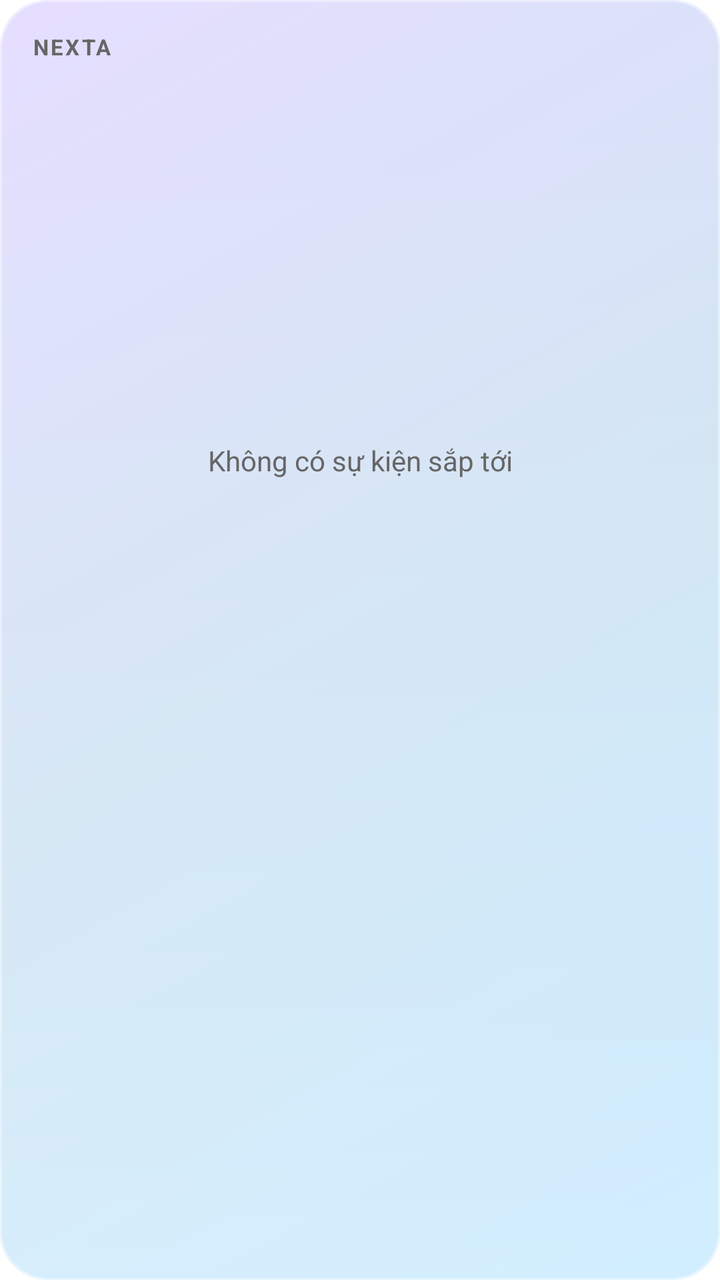
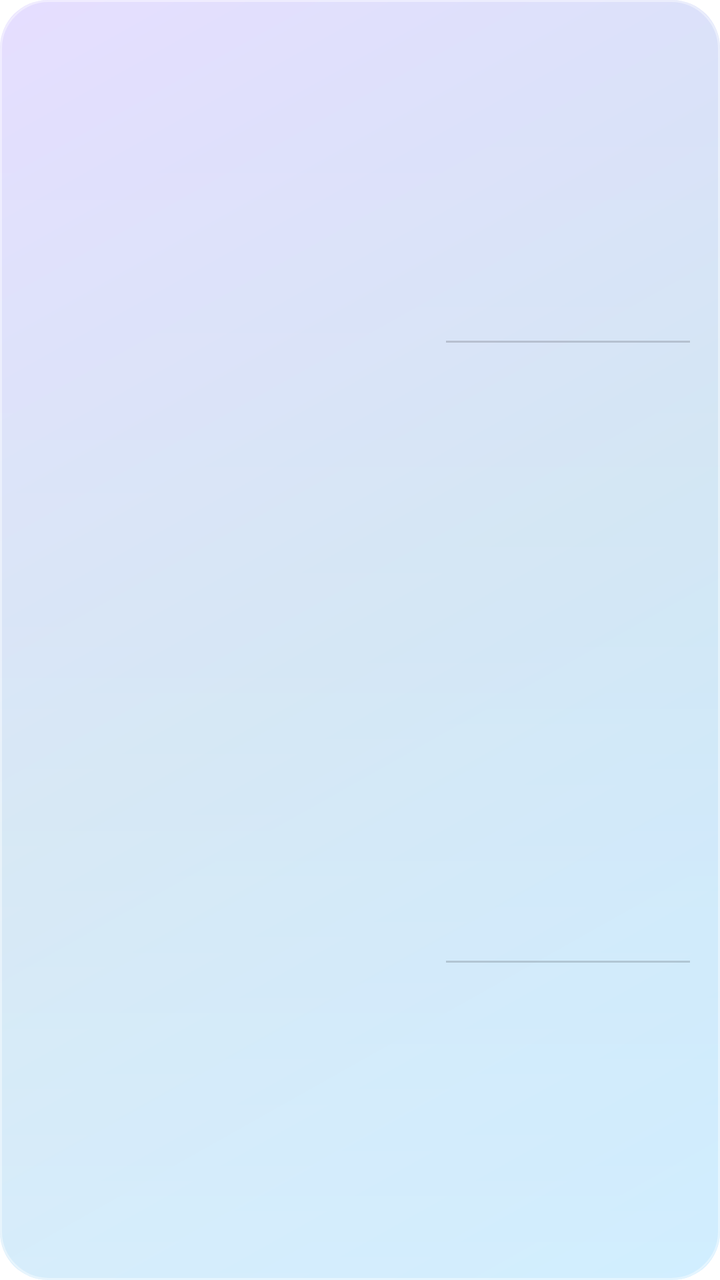

Before-and-after screenshots of an Android layout around one commit, followed by the original layout XML and the change that was made.
<!-- AndroidManifest.xml: fallback theme Theme.MaterialComponents.DayNight.NoActionBar -->
<!-- res/layout/nexta_widget.xml -->
<?xml version="1.0" encoding="utf-8"?>
<LinearLayout xmlns:android="http://schemas.android.com/apk/res/android"
    android:layout_width="match_parent"
    android:layout_height="match_parent"
    android:orientation="vertical"
    android:padding="16dp"
    android:background="@drawable/nexta_widget_background">

    <TextView
        android:id="@+id/widget_header"
        android:layout_width="match_parent"
        android:layout_height="wrap_content"
        android:text="NEXTA"
        android:textSize="11sp"
        android:textStyle="bold"
        android:letterSpacing="0.10"
        android:textColor="#666666" />

    <TextView
        android:id="@+id/widget_empty"
        android:layout_width="match_parent"
        android:layout_height="0dp"
        android:layout_weight="1"
        android:gravity="center"
        android:text="Không có sự kiện sắp tới"
        android:textSize="14sp"
        android:textColor="#666666" />

    <LinearLayout
        android:id="@+id/widget_event_1"
        android:layout_width="match_parent"
        android:layout_height="wrap_content"
        android:orientation="vertical"
        android:paddingTop="8dp"
        android:paddingBottom="8dp">

        <TextView
            android:id="@+id/widget_event_1_title"
            android:layout_width="match_parent"
            android:layout_height="wrap_content"
            android:maxLines="1"
            android:ellipsize="end"
            android:textSize="19sp"
            android:textStyle="bold"
            android:textColor="#202124" />

        <TextView
            android:id="@+id/widget_event_1_time"
            android:layout_width="match_parent"
            android:layout_height="wrap_content"
            android:layout_marginTop="4dp"
            android:textSize="14sp"
            android:textStyle="bold"
            android:textColor="#303030" />

        <TextView
            android:id="@+id/widget_event_1_countdown"
            android:layout_width="match_parent"
            android:layout_height="wrap_content"
            android:layout_marginTop="3dp"
            android:textSize="13sp"
            android:textStyle="bold"
            android:textColor="#444444" />

        <TextView
            android:id="@+id/widget_event_1_meta"
            android:layout_width="match_parent"
            android:layout_height="wrap_content"
            android:layout_marginTop="3dp"
            android:maxLines="1"
            android:ellipsize="end"
            android:textSize="12sp"
            android:textColor="#666666" />
    </LinearLayout>

    <LinearLayout
        android:id="@+id/widget_event_2"
        android:layout_width="match_parent"
        android:layout_height="wrap_content"
        android:orientation="vertical"
        android:paddingTop="7dp"
        android:paddingBottom="4dp">

        <TextView
            android:id="@+id/widget_event_2_title"
            android:layout_width="match_parent"
            android:layout_height="wrap_content"
            android:maxLines="1"
            android:ellipsize="end"
            android:textSize="17sp"
            android:textStyle="bold"
            android:textColor="#202124" />

        <TextView
            android:id="@+id/widget_event_2_time"
            android:layout_width="match_parent"
            android:layout_height="wrap_content"
            android:layout_marginTop="3dp"
            android:textSize="13sp"
            android:textStyle="bold"
            android:textColor="#303030" />

        <TextView
            android:id="@+id/widget_event_2_countdown"
            android:layout_width="match_parent"
            android:layout_height="wrap_content"
            android:layout_marginTop="2dp"
            android:textSize="12sp"
            android:textStyle="bold"
            android:textColor="#444444" />

        <TextView
            android:id="@+id/widget_event_2_meta"
            android:layout_width="match_parent"
            android:layout_height="wrap_content"
            android:layout_marginTop="2dp"
            android:maxLines="1"
            android:ellipsize="end"
            android:textSize="11sp"
            android:textColor="#666666" />
    </LinearLayout>
</LinearLayout>
<!-- resources referenced by this layout -->
<resources>
  <!-- drawable nexta_widget_background (drawable) -->
  <?xml version="1.0" encoding="utf-8"?>
  <layer-list xmlns:android="http://schemas.android.com/apk/res/android">
      <item>
          <shape>
              <corners android:radius="24dp" />
              <gradient
                  android:angle="135"
                  android:startColor="@android:color/system_accent1_100"
                  android:centerColor="@android:color/system_accent2_100"
                  android:endColor="@android:color/system_accent3_100" />
          </shape>
      </item>
  
      <item>
          <shape>
              <corners android:radius="24dp" />
              <gradient
                  android:angle="90"
                  android:startColor="#42FFFFFF"
                  android:centerColor="#18FFFFFF"
                  android:endColor="#00FFFFFF" />
          </shape>
      </item>
  
      <item>
          <shape>
              <corners android:radius="24dp" />
              <stroke
                  android:width="1dp"
                  android:color="#66FFFFFF" />
          </shape>
      </item>
  </layer-list>
</resources>

<!-- the commit's change to res/layout/nexta_widget.xml (unified diff, before → after) -->
@@ -3,120 +3,224 @@
     android:layout_width="match_parent"
     android:layout_height="match_parent"
     android:orientation="vertical"
-    android:padding="16dp"
+    android:padding="10dp"
     android:background="@drawable/nexta_widget_background">
 
-    <TextView
-        android:id="@+id/widget_header"
+    <LinearLayout
+        android:id="@+id/widget_event_1"
         android:layout_width="match_parent"
-        android:layout_height="wrap_content"
-        android:text="NEXTA"
-        android:textSize="11sp"
-        android:textStyle="bold"
-        android:letterSpacing="0.10"
-        android:textColor="#666666" />
+        android:layout_height="0dp"
+        android:layout_weight="1"
+        android:orientation="horizontal"
+        android:padding="5dp">
+
+        <LinearLayout
+            android:layout_width="0dp"
+            android:layout_height="match_parent"
+            android:layout_weight="1"
+            android:orientation="vertical"
+            android:gravity="center_vertical">
+
+            <TextView
+                android:id="@+id/widget_title_1"
+                android:layout_width="match_parent"
+                android:layout_height="wrap_content"
+                android:maxLines="2"
+                android:ellipsize="end"
+                android:textColor="#202124"
+                android:textSize="19sp"
+                android:textStyle="bold" />
+
+            <TextView
+                android:id="@+id/widget_location_1"
+                android:layout_width="match_parent"
+                android:layout_height="wrap_content"
+                android:maxLines="1"
+                android:ellipsize="end"
+                android:textColor="#666666"
+                android:textSize="14sp" />
+
+            <TextView
+                android:id="@+id/widget_note_1"
+                android:layout_width="match_parent"
+                android:layout_height="wrap_content"
+                android:maxLines="1"
+                android:ellipsize="end"
+                android:textColor="#555555"
+                android:textSize="14sp"
+                android:textStyle="bold" />
+        </LinearLayout>
+
+        <LinearLayout
+            android:layout_width="122dp"
+            android:layout_height="match_parent"
+            android:layout_marginStart="6dp"
+            android:orientation="vertical"
+            android:gravity="center"
+            android:padding="0dp">
+
+            <LinearLayout
+                android:layout_width="match_parent"
+                android:layout_height="wrap_content"
+                android:orientation="horizontal">
+
+                <TextView
+                    android:id="@+id/widget_start_time_1"
+                    android:layout_width="0dp"
+                    android:layout_height="wrap_content"
+                    android:layout_weight="1"
+                    android:gravity="start"
+                    android:maxLines="1"
+                    android:textColor="#F44336"
+                    android:textSize="20sp"
+                    android:textStyle="bold" />
+
+                <TextView
+                    android:id="@+id/widget_end_time_1"
+                    android:layout_width="0dp"
+                    android:layout_height="wrap_content"
+                    android:layout_weight="1"
+                    android:gravity="end"
+                    android:maxLines="1"
+                    android:textColor="#F44336"
+                    android:textSize="20sp"
+                    android:textStyle="bold" />
+            </LinearLayout>
+
+            <ProgressBar
+                android:id="@+id/widget_progress_1"
+                style="?android:attr/progressBarStyleHorizontal"
+                android:layout_width="match_parent"
+                android:layout_height="1dp"
+                android:layout_marginTop="4dp"
+                android:max="100"
+                android:progress="0"
+                android:indeterminate="false" />
+
+            <TextView
+                android:id="@+id/widget_countdown_1"
+                android:layout_width="match_parent"
+                android:layout_height="wrap_content"
+                android:gravity="center"
+                android:maxLines="2"
+                android:ellipsize="end"
+                android:textColor="#303030"
+                android:textSize="14sp"
+                android:textStyle="bold" />
+        </LinearLayout>
+    </LinearLayout>
+
+    <LinearLayout
+        android:id="@+id/widget_event_2"
+        android:layout_width="match_parent"
+        android:layout_height="0dp"
+        android:layout_weight="1"
+        android:orientation="horizontal"
+        android:padding="5dp">
+
+        <LinearLayout
+            android:layout_width="0dp"
+            android:layout_height="match_parent"
+            android:layout_weight="1"
+            android:orientation="vertical"
+            android:gravity="center_vertical">
+
+            <TextView
+                android:id="@+id/widget_title_2"
+                android:layout_width="match_parent"
+                android:layout_height="wrap_content"
+                android:maxLines="2"
+                android:ellipsize="end"
+                android:textColor="#202124"
+                android:textSize="19sp"
+                android:textStyle="bold" />
+
+            <TextView
+                android:id="@+id/widget_location_2"
+                android:layout_width="match_parent"
+                android:layout_height="wrap_content"
+                android:maxLines="1"
+                android:ellipsize="end"
+                android:textColor="#666666"
+                android:textSize="14sp" />
+
+            <TextView
+                android:id="@+id/widget_note_2"
+                android:layout_width="match_parent"
+                android:layout_height="wrap_content"
+                android:maxLines="1"
+                android:ellipsize="end"
+                android:textColor="#555555"
+                android:textSize="14sp"
+                android:textStyle="bold" />
+        </LinearLayout>
+
+        <LinearLayout
+            android:layout_width="122dp"
+            android:layout_height="match_parent"
+            android:layout_marginStart="6dp"
+            android:orientation="vertical"
+            android:gravity="center"
+            android:padding="0dp">
+
+            <LinearLayout
+                android:layout_width="match_parent"
+                android:layout_height="wrap_content"
+                android:orientation="horizontal">
+
+                <TextView
+                    android:id="@+id/widget_start_time_2"
+                    android:layout_width="0dp"
+                    android:layout_height="wrap_content"
+                    android:layout_weight="1"
+                    android:gravity="start"
+                    android:maxLines="1"
+                    android:textColor="#F44336"
+                    android:textSize="20sp"
+                    android:textStyle="bold" />
+
+                <TextView
+                    android:id="@+id/widget_end_time_2"
+                    android:layout_width="0dp"
+                    android:layout_height="wrap_content"
+                    android:layout_weight="1"
+                    android:gravity="end"
+                    android:maxLines="1"
+                    android:textColor="#F44336"
+                    android:textSize="20sp"
+                    android:textStyle="bold" />
+            </LinearLayout>
+
+            <ProgressBar
+                android:id="@+id/widget_progress_2"
+                style="?android:attr/progressBarStyleHorizontal"
+                android:layout_width="match_parent"
+                android:layout_height="1dp"
+                android:layout_marginTop="4dp"
+                android:max="100"
+                android:progress="0"
+                android:indeterminate="false" />
+
+            <TextView
+                android:id="@+id/widget_countdown_2"
+                android:layout_width="match_parent"
+                android:layout_height="wrap_content"
+                android:gravity="center"
+                android:maxLines="2"
+                android:ellipsize="end"
+                android:textColor="#303030"
+                android:textSize="14sp"
+                android:textStyle="bold" />
+        </LinearLayout>
+    </LinearLayout>
 
     <TextView
         android:id="@+id/widget_empty"
         android:layout_width="match_parent"
-        android:layout_height="0dp"
-        android:layout_weight="1"
+        android:layout_height="wrap_content"
+        android:visibility="gone"
         android:gravity="center"
         android:text="Không có sự kiện sắp tới"
         android:textSize="14sp"
         android:textColor="#666666" />
-
-    <LinearLayout
-        android:id="@+id/widget_event_1"
-        android:layout_width="match_parent"
-        android:layout_height="wrap_content"
-        android:orientation="vertical"
-        android:paddingTop="8dp"
-        android:paddingBottom="8dp">
-
-        <TextView
-            android:id="@+id/widget_event_1_title"
-            android:layout_width="match_parent"
-            android:layout_height="wrap_content"
-            android:maxLines="1"
-            android:ellipsize="end"
-            android:textSize="19sp"
-            android:textStyle="bold"
-            android:textColor="#202124" />
-
-        <TextView
-            android:id="@+id/widget_event_1_time"
-            android:layout_width="match_parent"
-            android:layout_height="wrap_content"
-            android:layout_marginTop="4dp"
-            android:textSize="14sp"
-            android:textStyle="bold"
-            android:textColor="#303030" />
-
-        <TextView
-            android:id="@+id/widget_event_1_countdown"
-            android:layout_width="match_parent"
-            android:layout_height="wrap_content"
-            android:layout_marginTop="3dp"
-            android:textSize="13sp"
-            android:textStyle="bold"
-            android:textColor="#444444" />
-
-        <TextView
-            android:id="@+id/widget_event_1_meta"
-            android:layout_width="match_parent"
-            android:layout_height="wrap_content"
-            android:layout_marginTop="3dp"
-            android:maxLines="1"
-            android:ellipsize="end"
-            android:textSize="12sp"
-            android:textColor="#666666" />
-    </LinearLayout>
-
-    <LinearLayout
-        android:id="@+id/widget_event_2"
-        android:layout_width="match_parent"
-        android:layout_height="wrap_content"
-        android:orientation="vertical"
-        android:paddingTop="7dp"
-        android:paddingBottom="4dp">
-
-        <TextView
-            android:id="@+id/widget_event_2_title"
-            android:layout_width="match_parent"
-            android:layout_height="wrap_content"
-            android:maxLines="1"
-            android:ellipsize="end"
-            android:textSize="17sp"
-            android:textStyle="bold"
-            android:textColor="#202124" />
-
-        <TextView
-            android:id="@+id/widget_event_2_time"
-            android:layout_width="match_parent"
-            android:layout_height="wrap_content"
-            android:layout_marginTop="3dp"
-            android:textSize="13sp"
-            android:textStyle="bold"
-            android:textColor="#303030" />
-
-        <TextView
-            android:id="@+id/widget_event_2_countdown"
-            android:layout_width="match_parent"
-            android:layout_height="wrap_content"
-            android:layout_marginTop="2dp"
-            android:textSize="12sp"
-            android:textStyle="bold"
-            android:textColor="#444444" />
-
-        <TextView
-            android:id="@+id/widget_event_2_meta"
-            android:layout_width="match_parent"
-            android:layout_height="wrap_content"
-            android:layout_marginTop="2dp"
-            android:maxLines="1"
-            android:ellipsize="end"
-            android:textSize="11sp"
-            android:textColor="#666666" />
-    </LinearLayout>
 </LinearLayout>
